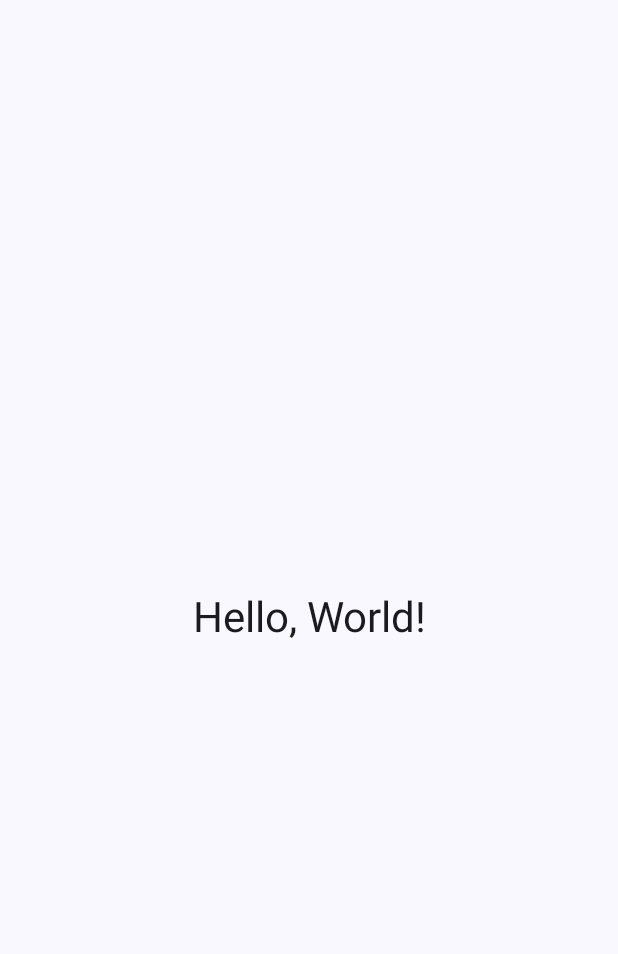
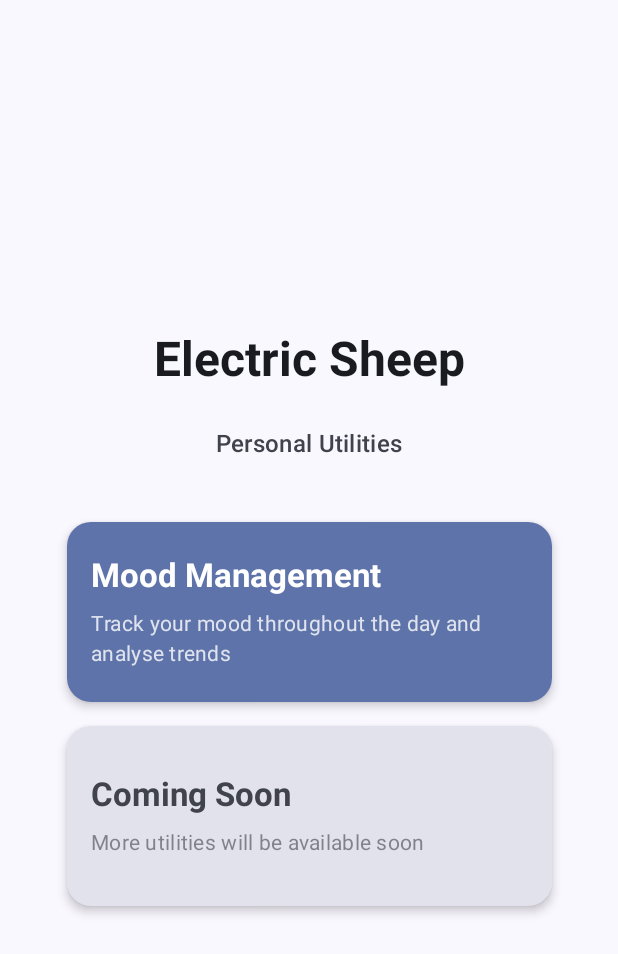
Before and after one commit to charliemic/electric-sheep, an Android app built with Jetpack Compose: the screen it shows after launch (MainActivity), on a phone screen of 412 x 824 dp. Shown: the top 954 px of the screen. Run offline under Robolectric (Android 15) with nearby library versions, the phone set to English and light mode, and no system bars.

Commit message:
feat: add logging infrastructure and mood management app skeleton
- Add centralised Logger utility with five log levels (VERBOSE, DEBUG, INFO, WARN, ERROR)
- Integrate logging into MainActivity, screens, and navigation
- Add Logger unit tests following hourglass pattern
- Create landing page with utility cards
- Add mood management app skeleton with navigation
- Update AI Agent Guidelines with comprehensive logging instructions
- Add emulator setup instructions to README
- Refactor to UK English spellings (analyse, organise)
- Update test to follow hourglass pattern with AAA structure

```diff
--- a/app/build.gradle.kts
+++ b/app/build.gradle.kts
@@ -56,6 +56,10 @@ dependencies {
     implementation("androidx.compose.ui:ui-graphics")
     implementation("androidx.compose.ui:ui-tooling-preview")
     implementation("androidx.compose.material3:material3")
+    implementation("androidx.compose.material:material-icons-extended")
+
+    // Navigation
+    implementation("androidx.navigation:navigation-compose:2.7.6")
 
     testImplementation("junit:junit:4.13.2")
     androidTestImplementation("androidx.test.ext:junit:1.1.5")
--- a/app/src/main/java/com/electricsheep/app/MainActivity.kt
+++ b/app/src/main/java/com/electricsheep/app/MainActivity.kt
@@ -3,52 +3,32 @@ package com.electricsheep.app
 import android.os.Bundle
 import androidx.activity.ComponentActivity
 import androidx.activity.compose.setContent
-import androidx.compose.foundation.layout.Box
 import androidx.compose.foundation.layout.fillMaxSize
 import androidx.compose.material3.MaterialTheme
 import androidx.compose.material3.Surface
-import androidx.compose.material3.Text
-import androidx.compose.runtime.Composable
-import androidx.compose.ui.Alignment
 import androidx.compose.ui.Modifier
-import androidx.compose.ui.text.style.TextAlign
-import androidx.compose.ui.tooling.preview.Preview
+import androidx.navigation.compose.rememberNavController
+import com.electricsheep.app.ui.navigation.AppNavGraph
 import com.electricsheep.app.ui.theme.ElectricSheepTheme
+import com.electricsheep.app.util.Logger
 
 class MainActivity : ComponentActivity() {
     override fun onCreate(savedInstanceState: Bundle?) {
         super.onCreate(savedInstanceState)
+        Logger.info("MainActivity", "Application starting")
+
         setContent {
             ElectricSheepTheme {
                 Surface(
                     modifier = Modifier.fillMaxSize(),
                     color = MaterialTheme.colorScheme.background
                 ) {
-                    Greeting("Hello, World!")
+                    val navController = rememberNavController()
+                    AppNavGraph(navController = navController)
                 }
             }
         }
+
+        Logger.debug("MainActivity", "UI content set successfully")
     }
 }
-
-@Composable
-fun Greeting(name: String, modifier: Modifier = Modifier) {
-    Box(
-        modifier = modifier.fillMaxSize(),
-        contentAlignment = Alignment.Center
-    ) {
-        Text(
-            text = name,
-            style = MaterialTheme.typography.headlineMedium,
-            textAlign = TextAlign.Center
-        )
-    }
-}
-
-@Preview(showBackground = true)
-@Composable
-fun GreetingPreview() {
-    ElectricSheepTheme {
-        Greeting("Hello, World!")
-    }
-}
--- /dev/null
+++ b/app/src/main/java/com/electricsheep/app/ui/navigation/NavGraph.kt
@@ -0,0 +1,39 @@
+package com.electricsheep.app.ui.navigation
+
+import androidx.compose.runtime.Composable
+import androidx.navigation.NavHostController
+import androidx.navigation.compose.NavHost
+import androidx.navigation.compose.composable
+import com.electricsheep.app.ui.screens.LandingScreen
+import com.electricsheep.app.ui.screens.mood.MoodManagementScreen
+import com.electricsheep.app.util.Logger
+
+sealed class Screen(val route: String) {
+    object Landing : Screen("landing")
+    object MoodManagement : Screen("mood_management")
+}
+
+@Composable
+fun AppNavGraph(navController: NavHostController) {
+    NavHost(
+        navController = navController,
+        startDestination = Screen.Landing.route
+    ) {
+        composable(Screen.Landing.route) {
+            LandingScreen(
+                onNavigateToMoodManagement = {
+                    Logger.info("NavGraph", "Navigating to Mood Management screen")
+                    navController.navigate(Screen.MoodManagement.route)
+                }
+            )
+        }
+        composable(Screen.MoodManagement.route) {
+            MoodManagementScreen(
+                onNavigateBack = {
+                    Logger.debug("NavGraph", "Navigating back from Mood Management screen")
+                    navController.popBackStack()
+                }
+            )
+        }
+    }
+}
--- /dev/null
+++ b/app/src/main/java/com/electricsheep/app/ui/screens/LandingScreen.kt
@@ -0,0 +1,122 @@
+package com.electricsheep.app.ui.screens
+
+import androidx.compose.foundation.clickable
+import androidx.compose.foundation.layout.*
+import androidx.compose.foundation.shape.RoundedCornerShape
+import androidx.compose.material3.Card
+import androidx.compose.material3.CardDefaults
+import androidx.compose.material3.MaterialTheme
+import androidx.compose.material3.Text
+import androidx.compose.runtime.Composable
+import androidx.compose.ui.Alignment
+import androidx.compose.ui.Modifier
+import androidx.compose.ui.text.font.FontWeight
+import androidx.compose.ui.text.style.TextAlign
+import androidx.compose.ui.unit.dp
+import com.electricsheep.app.util.Logger
+
+@Composable
+fun LandingScreen(
+    onNavigateToMoodManagement: () -> Unit
+) {
+    Logger.debug("LandingScreen", "Landing screen displayed")
+    Column(
+        modifier = Modifier
+            .fillMaxSize()
+            .padding(16.dp),
+        horizontalAlignment = Alignment.CenterHorizontally,
+        verticalArrangement = Arrangement.spacedBy(16.dp, Alignment.CenterVertically)
+    ) {
+        Text(
+            text = "Electric Sheep",
+            style = MaterialTheme.typography.headlineLarge,
+            fontWeight = FontWeight.Bold,
+            modifier = Modifier.padding(bottom = 8.dp)
+        )
+
+        Text(
+            text = "Personal Utilities",
+            style = MaterialTheme.typography.titleMedium,
+            color = MaterialTheme.colorScheme.onSurfaceVariant,
+            modifier = Modifier.padding(bottom = 24.dp)
+        )
+
+        UtilityCard(
+            title = "Mood Management",
+            description = "Track your mood throughout the day and analyse trends",
+            onClick = {
+                Logger.info("LandingScreen", "User tapped Mood Management utility")
+                onNavigateToMoodManagement()
+            },
+            modifier = Modifier.fillMaxWidth(0.85f)
+        )
+
+        // Placeholder for future utilities
+        UtilityCard(
+            title = "Coming Soon",
+            description = "More utilities will be available soon",
+            onClick = { },
+            modifier = Modifier.fillMaxWidth(0.85f),
+            enabled = false
+        )
+    }
+}
+
+@Composable
+fun UtilityCard(
+    title: String,
+    description: String,
+    onClick: () -> Unit,
+    modifier: Modifier = Modifier,
+    enabled: Boolean = true
+) {
+    Card(
+        modifier = modifier
+            .height(120.dp)
+            .then(
+                if (enabled) {
+                    Modifier.clickable(onClick = onClick)
+                } else {
+                    Modifier
+                }
+            ),
+        shape = RoundedCornerShape(16.dp),
+        colors = CardDefaults.cardColors(
+            containerColor = if (enabled) {
+                MaterialTheme.colorScheme.primaryContainer
+            } else {
+                MaterialTheme.colorScheme.surfaceVariant
+            }
+        ),
+        elevation = CardDefaults.cardElevation(defaultElevation = 4.dp)
+    ) {
+        Column(
+            modifier = Modifier
+                .fillMaxSize()
+                .padding(16.dp),
+            verticalArrangement = Arrangement.Center
+        ) {
+            Text(
+                text = title,
+                style = MaterialTheme.typography.titleLarge,
+                fontWeight = FontWeight.Bold,
+                color = if (enabled) {
+                    MaterialTheme.colorScheme.onPrimaryContainer
+                } else {
+                    MaterialTheme.colorScheme.onSurfaceVariant
+                }
+            )
+            Spacer(modifier = Modifier.height(8.dp))
+            Text(
+                text = description,
+                style = MaterialTheme.typography.bodyMedium,
+                color = if (enabled) {
+                    MaterialTheme.colorScheme.onPrimaryContainer.copy(alpha = 0.8f)
+                } else {
+                    MaterialTheme.colorScheme.onSurfaceVariant.copy(alpha = 0.6f)
+                },
+                textAlign = TextAlign.Start
+            )
+        }
+    }
+}
--- /dev/null
+++ b/app/src/main/java/com/electricsheep/app/util/Logger.kt
@@ -0,0 +1,78 @@
+package com.electricsheep.app.util
+
+import android.util.Log
+
+/**
+ * Centralised logging utility for the application.
+ *
+ * Provides structured logging with appropriate levels and tagging.
+ * Designed to be easily extensible for future external log streaming.
+ */
+object Logger {
+    private const val DEFAULT_TAG = "ElectricSheep"
+
+    /**
+     * Log levels matching Android's Log levels
+     * Priority values match android.util.Log constants
+     */
+    enum class Level(val priority: Int) {
+        VERBOSE(2),  // Log.VERBOSE
+        DEBUG(3),    // Log.DEBUG
+        INFO(4),     // Log.INFO
+        WARN(5),     // Log.WARN
+        ERROR(6)     // Log.ERROR
+    }
+
+    /**
+     * Log a verbose message (detailed debugging information)
+     * Use for very detailed diagnostic information that is usually only interesting during development
+     */
+    fun verbose(tag: String = DEFAULT_TAG, message: String, throwable: Throwable? = null) {
+        log(Level.VERBOSE, tag, message, throwable)
+    }
+
+    /**
+     * Log a debug message (development debugging)
+     * Use for diagnostic information that is helpful during development but not needed in production
+     */
+    fun debug(tag: String = DEFAULT_TAG, message: String, throwable: Throwable? = null) {
+        log(Level.DEBUG, tag, message, throwable)
+    }
+
+    /**
+     * Log an info message (general information)
+     * Use for general informational messages about app flow and state
+     */
+    fun info(tag: String = DEFAULT_TAG, message: String, throwable: Throwable? = null) {
+        log(Level.INFO, tag, message, throwable)
+    }
+
+    /**
+     * Log a warning message (potential issues)
+     * Use for situations that are unusual but not errors, or recoverable errors
+     */
+    fun warn(tag: String = DEFAULT_TAG, message: String, throwable: Throwable? = null) {
+        log(Level.WARN, tag, message, throwable)
+    }
+
+    /**
+     * Log an error message (errors and exceptions)
+     * Use for errors and exceptions that indicate problems
+     */
+    fun error(tag: String = DEFAULT_TAG, message: String, throwable: Throwable? = null) {
+        log(Level.ERROR, tag, message, throwable)
+    }
+
+    private fun log(level: Level, tag: String, message: String, throwable: Throwable?) {
+        when (level) {
+            Level.VERBOSE -> if (throwable != null) Log.v(tag, message, throwable) else Log.v(tag, message)
+            Level.DEBUG -> if (throwable != null) Log.d(tag, message, throwable) else Log.d(tag, message)
+            Level.INFO -> if (throwable != null) Log.i(tag, message, throwable) else Log.i(tag, message)
+            Level.WARN -> if (throwable != null) Log.w(tag, message, throwable) else Log.w(tag, message)
+            Level.ERROR -> if (throwable != null) Log.e(tag, message, throwable) else Log.e(tag, message)
+        }
+
+        // Future: Add external log streaming here
+        // streamToExternalService(level, tag, message, throwable)
+    }
+}
```
Also changed, not shown: app/src/main/java/com/electricsheep/app/ui/screens/mood/MoodManagementScreen.kt (added, +65 -0 lines), 4 other files.
